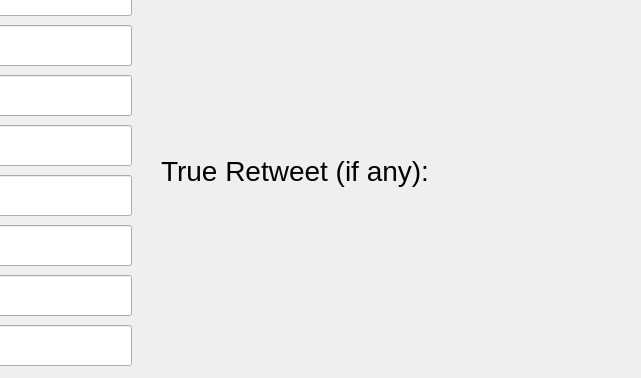
arglux/50021-ai-project, file gui/main_window.ui: the form before one commit; both pictures show x 479 to 1120 and y 185 to 563 of the 1120 by 563 pixel window.
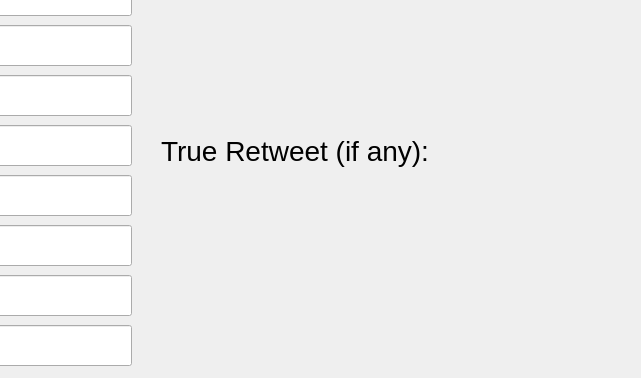
The form after the commit.

```diff
--- a/gui/main_window.ui
+++ b/gui/main_window.ui
@@ -149,7 +149,7 @@
    <property name="geometry">
     <rect>
      <x>630</x>
-     <y>330</y>
+     <y>310</y>
      <width>481</width>
      <height>51</height>
     </rect>
```
Left out of the diff: 78 changed lines with no effect on the pictures.
